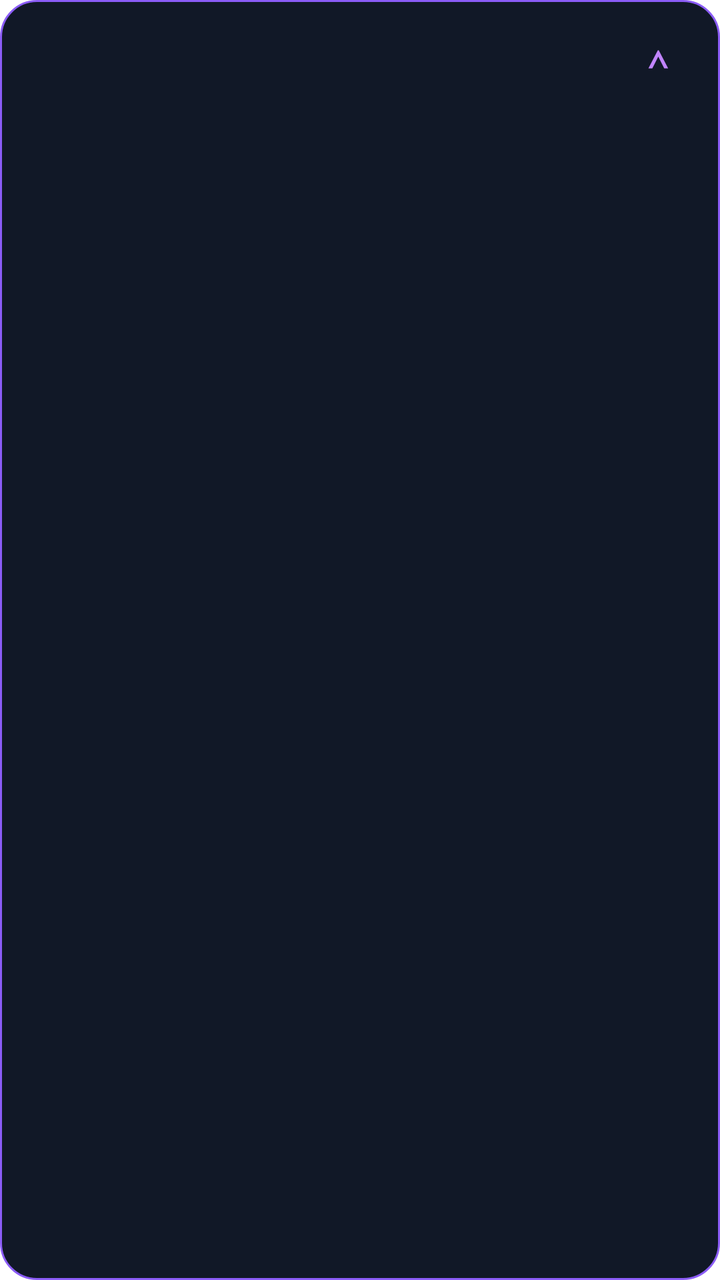
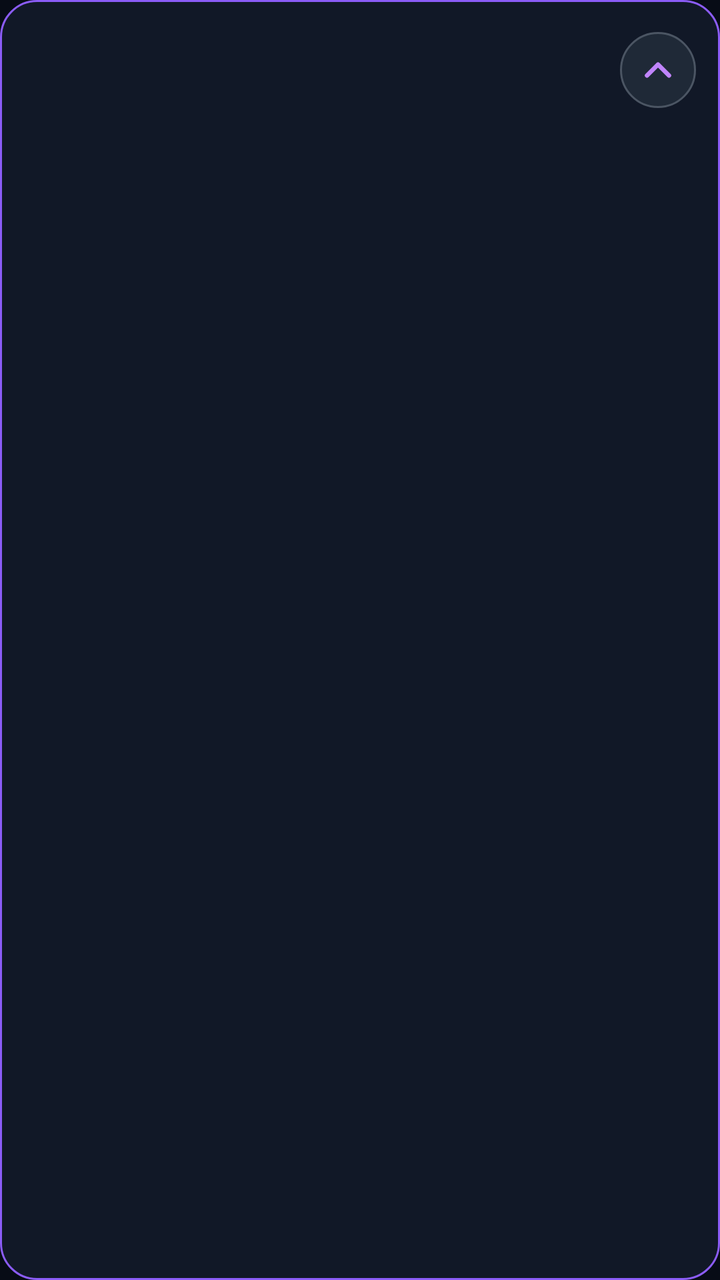

Screens rendered from an Android XML layout before and after an edit, with the pre-edit source and the edit as a unified diff.
<!-- AndroidManifest.xml: application theme Theme.OrganizadorApps -->
<!-- res/layout/item_category_expanded_panel.xml -->
<LinearLayout xmlns:android="http://schemas.android.com/apk/res/android"
    android:id="@+id/expandedPanelRoot"
    android:layout_width="match_parent"
    android:layout_height="wrap_content"
    android:layout_marginTop="8dp"
    android:layout_marginBottom="10dp"
    android:background="@drawable/bg_category_expanded_panel"
    android:orientation="vertical"
    android:padding="12dp">

    <LinearLayout
        android:id="@+id/expandedHeader"
        android:layout_width="match_parent"
        android:layout_height="wrap_content"
        android:gravity="center_vertical"
        android:orientation="horizontal">

        <GridLayout
            android:id="@+id/expandedPreviewGrid"
            android:layout_width="46dp"
            android:layout_height="46dp"
            android:columnCount="2"
            android:rowCount="2" />

        <LinearLayout
            android:layout_width="0dp"
            android:layout_height="wrap_content"
            android:layout_marginStart="12dp"
            android:layout_weight="1"
            android:orientation="vertical">

            <TextView
                android:id="@+id/txtExpandedCategoryName"
                android:layout_width="match_parent"
                android:layout_height="wrap_content"
                android:includeFontPadding="false"
                android:textColor="#F4F7FB"
                android:textSize="16sp"
                android:textStyle="bold" />

            <TextView
                android:id="@+id/txtExpandedCategoryCount"
                android:layout_width="match_parent"
                android:layout_height="wrap_content"
                android:layout_marginTop="3dp"
                android:includeFontPadding="false"
                android:textColor="#9CA3AF"
                android:textSize="12sp" />

        </LinearLayout>

        <TextView
            android:id="@+id/btnCollapseCategory"
            android:layout_width="38dp"
            android:layout_height="38dp"
            android:gravity="center"
            android:text="⌃"
            android:textColor="#C084FC"
            android:textSize="24sp" />

    </LinearLayout>

    <androidx.recyclerview.widget.RecyclerView
        android:id="@+id/recyclerPanelApps"
        android:layout_width="match_parent"
        android:layout_height="wrap_content"
        android:layout_marginTop="14dp"
        android:nestedScrollingEnabled="false"
        android:overScrollMode="never" />

</LinearLayout>
<!-- resources referenced by this layout -->
<resources>
  <!-- drawable bg_category_expanded_panel (drawable) -->
  <shape xmlns:android="http://schemas.android.com/apk/res/android">
  
      <solid android:color="#111827" />
  
      <stroke
          android:width="1dp"
          android:color="#8B5CF6" />
  
      <corners android:radius="18dp" />
  
      <padding
          android:left="12dp"
          android:top="12dp"
          android:right="12dp"
          android:bottom="12dp" />
  
  </shape>
  <style name="Theme.OrganizadorApps" parent="Theme.MaterialComponents.DayNight.NoActionBar">
          <item name="colorPrimary">@color/purple_500</item>
          <item name="colorPrimaryVariant">@color/purple_700</item>
          <item name="colorOnPrimary">@color/white</item>
          <item name="colorSecondary">@color/teal_200</item>
          <item name="colorSecondaryVariant">@color/teal_700</item>
          <item name="colorOnSecondary">@color/black</item>
          <item name="android:windowNoTitle">true</item>
          <item name="windowNoTitle">true</item>
          <item name="android:windowActionBar">false</item>
          <item name="windowActionBar">false</item>
          <item name="android:statusBarColor">@android:color/transparent</item>
          <item name="android:navigationBarColor">@android:color/transparent</item>
          <item name="android:windowLightStatusBar">false</item>
          <item name="android:windowLightNavigationBar" tools:targetApi="o_mr1">false</item>
      </style>
  <color name="purple_500">#FF6200EE</color>
  <color name="purple_700">#FF3700B3</color>
  <color name="white">#FFFFFFFF</color>
  <color name="teal_200">#FF03DAC5</color>
  <color name="teal_700">#FF018786</color>
  <color name="black">#FF000000</color>
</resources>

<!-- the commit's change to res/layout/item_category_expanded_panel.xml (unified diff, before → after) -->
@@ -49,14 +49,15 @@
 
         </LinearLayout>
 
-        <TextView
+        <ImageView
             android:id="@+id/btnCollapseCategory"
             android:layout_width="38dp"
             android:layout_height="38dp"
-            android:gravity="center"
-            android:text="⌃"
-            android:textColor="#C084FC"
-            android:textSize="24sp" />
+            android:background="@drawable/bg_favorite_action_circle"
+            android:contentDescription="Contraer categoría"
+            android:padding="8dp"
+            android:src="@drawable/ic_chevron_up"
+            android:tint="#C084FC" />
 
     </LinearLayout>
 
<!-- resource entries referenced after the edit -->
@@ -18,6 +18,34 @@
           android:bottom="12dp" />
   
   </shape>
+  <!-- drawable bg_favorite_action_circle (drawable) -->
+  <?xml version="1.0" encoding="utf-8"?>
+  <shape xmlns:android="http://schemas.android.com/apk/res/android"
+      android:shape="oval">
+  
+      <solid android:color="#1F2937" />
+  
+      <stroke
+          android:width="1dp"
+          android:color="#4B5563" />
+  
+  </shape>
+  <!-- drawable ic_chevron_up (drawable) -->
+  <vector xmlns:android="http://schemas.android.com/apk/res/android"
+      android:width="24dp"
+      android:height="24dp"
+      android:viewportWidth="24"
+      android:viewportHeight="24">
+  
+      <path
+          android:fillColor="@android:color/transparent"
+          android:strokeColor="#C084FC"
+          android:strokeWidth="2.4"
+          android:strokeLineCap="round"
+          android:strokeLineJoin="round"
+          android:pathData="M6,15 L12,9 L18,15" />
+  
+  </vector>
   <style name="Theme.OrganizadorApps" parent="Theme.MaterialComponents.DayNight.NoActionBar">
           <item name="colorPrimary">@color/purple_500</item>
           <item name="colorPrimaryVariant">@color/purple_700</item>
@@ -29,6 +57,11 @@
           <item name="windowNoTitle">true</item>
           <item name="android:windowActionBar">false</item>
           <item name="windowActionBar">false</item>
+          <item name="android:windowIsTranslucent">false</item>
+          <item name="android:windowIsFloating">false</item>
+          <item name="android:windowBackground">#070C16</item>
+          <item name="android:windowDisablePreview">false</item>
+          <item name="android:windowDrawsSystemBarBackgrounds">true</item>
           <item name="android:statusBarColor">@android:color/transparent</item>
           <item name="android:navigationBarColor">@android:color/transparent</item>
           <item name="android:windowLightStatusBar">false</item>
